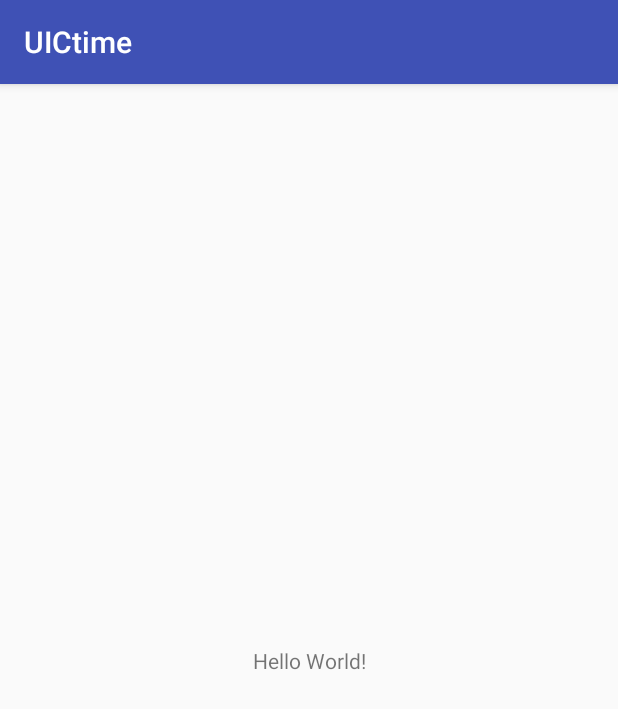
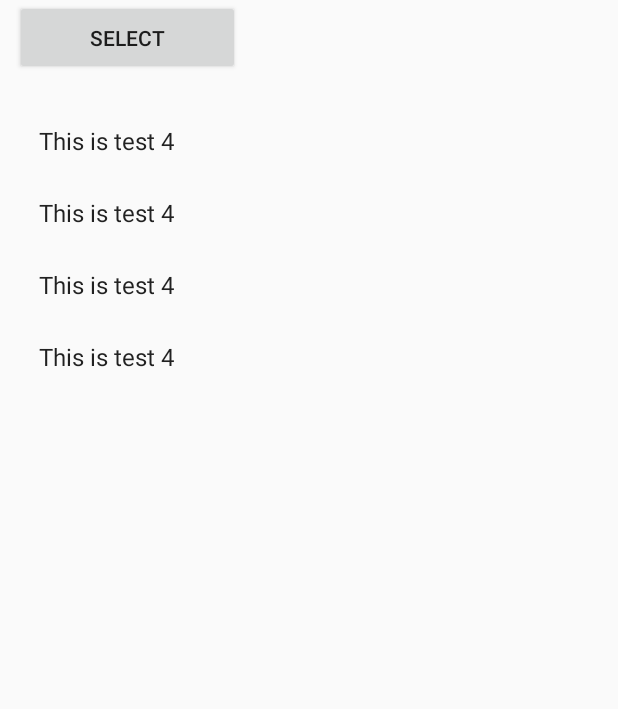
Before and after one commit to junlee91/uictime, an Android app: the screen it shows after launch (MainActivity before the commit, CourseListActivity after it), on a phone screen of 412 x 824 dp. Shown: the top 709 px of the screen. Run offline under Robolectric (Android 15) with nearby library versions, the phone set to English and light mode, and no system bars.

Commit message:
base set: single fragment activity

```diff
--- a/app/build.gradle
+++ b/app/build.gradle
@@ -20,11 +20,12 @@ android {
 }
 
 dependencies {
-    compile fileTree(dir: 'libs', include: ['*.jar'])
+    compile fileTree(include: ['*.jar'], dir: 'libs')
     androidTestCompile('com.android.support.test.espresso:espresso-core:2.2.2', {
         exclude group: 'com.android.support', module: 'support-annotations'
     })
     compile 'com.android.support:appcompat-v7:25.3.1'
     compile 'com.android.support.constraint:constraint-layout:1.0.2'
     testCompile 'junit:junit:4.12'
+    compile 'com.android.support:recyclerview-v7:25.3.1+'
 }
--- a/app/src/main/AndroidManifest.xml
+++ b/app/src/main/AndroidManifest.xml
@@ -1,6 +1,8 @@
 <?xml version="1.0" encoding="utf-8"?>
 <manifest xmlns:android="http://schemas.android.com/apk/res/android"
           package="com.sodastudio.uictime">
+
+    <uses-permission android:name="android.permission.INTERNET"/>
 
     <application
         android:allowBackup="true"
@@ -8,8 +10,8 @@
         android:label="@string/app_name"
         android:roundIcon="@mipmap/ic_launcher_round"
         android:supportsRtl="true"
-        android:theme="@style/AppTheme">
-        <activity android:name=".MainActivity">
+        android:theme="@style/AppTheme.NoActionBar">
+        <activity android:name=".CourseListActivity">
             <intent-filter>
                 <action android:name="android.intent.action.MAIN"/>
 
--- /dev/null
+++ b/app/src/main/java/com/sodastudio/uictime/CourseListActivity.java
@@ -0,0 +1,16 @@
+package com.sodastudio.uictime;
+
+import android.support.v4.app.Fragment;
+
+import com.sodastudio.uictime.ui.CourseListFragment;
+
+/**
+ * Created by Jun on 7/20/2017.
+ */
+
+public class CourseListActivity extends SingleFragmentActivity {
+    @Override
+    protected Fragment createFragment() {
+        return new CourseListFragment();
+    }
+}
--- a/app/src/main/java/com/sodastudio/uictime/MainActivity.java
+++ b/app/src/main/java/com/sodastudio/uictime/MainActivity.java
@@ -8,6 +8,6 @@ public class MainActivity extends AppCompatActivity {
     @Override
     protected void onCreate(Bundle savedInstanceState) {
         super.onCreate(savedInstanceState);
-        setContentView(R.layout.activity_main);
+        setContentView(R.layout.activity_fragment);
     }
 }
--- /dev/null
+++ b/app/src/main/java/com/sodastudio/uictime/SingleFragmentActivity.java
@@ -0,0 +1,32 @@
+package com.sodastudio.uictime;
+
+import android.os.Bundle;
+import android.support.annotation.Nullable;
+import android.support.v4.app.Fragment;
+import android.support.v4.app.FragmentActivity;
+import android.support.v4.app.FragmentManager;
+
+/**
+ * Created by Jun on 7/20/2017.
+ */
+
+public abstract class SingleFragmentActivity extends FragmentActivity {
+
+    protected abstract Fragment createFragment();
+
+    @Override
+    protected void onCreate(@Nullable Bundle savedInstanceState) {
+        super.onCreate(savedInstanceState);
+        setContentView(R.layout.activity_fragment);
+
+        FragmentManager fm = getSupportFragmentManager();
+        Fragment fragment = fm.findFragmentById(R.id.fragment_container);
+
+        if(fragment == null){
+            fragment = createFragment();
+            fm.beginTransaction()
+                    .add(R.id.fragment_container, fragment)
+                    .commit();
+        }
+    }
+}
--- /dev/null
+++ b/app/src/main/java/com/sodastudio/uictime/ui/CourseListFragment.java
@@ -0,0 +1,83 @@
+package com.sodastudio.uictime.ui;
+
+import android.os.Bundle;
+import android.support.v4.app.Fragment;
+import android.support.v7.widget.LinearLayoutManager;
+import android.support.v7.widget.RecyclerView;
+import android.view.LayoutInflater;
+import android.view.View;
+import android.view.ViewGroup;
+import android.widget.TextView;
+
+import com.sodastudio.uictime.R;
+
+/**
+ * Created by Jun on 7/20/2017.
+ */
+
+public class CourseListFragment extends Fragment {
+
+    private RecyclerView mRecyclerView;
+    private CourseAdapter mAdapter;
+
+    @Override
+    public View onCreateView(LayoutInflater inflater, ViewGroup container, Bundle savedInstanceState){
+
+        View view = inflater.inflate(R.layout.fragment_courselist, container, false);
+
+        mRecyclerView = (RecyclerView)view.findViewById(R.id.course_list_view);
+
+        mRecyclerView.setLayoutManager(new LinearLayoutManager(getActivity()));
+
+        updateUI();
+
+        return view;
+    }
+
+    private void updateUI(){
+
+        mAdapter = new CourseAdapter();
+        mRecyclerView.setAdapter(mAdapter);
+    }
+
+    private class CourseHolder extends RecyclerView.ViewHolder{
+
+        public TextView mCourseTextView;
+
+        public CourseHolder(View itemView){
+            super(itemView);
+
+            mCourseTextView = (TextView)itemView;
+        }
+    }
+
+    private class CourseAdapter extends RecyclerView.Adapter<CourseHolder>{
+
+        // private List<Course> mCourses;
+
+        @Override
+        public CourseHolder onCreateViewHolder(ViewGroup parent, int viewType) {
+
+            LayoutInflater layoutInflater = LayoutInflater.from(getActivity());
+            View view = layoutInflater
+                    .inflate(android.R.layout.simple_list_item_1, parent, false);
+
+            return new CourseHolder(view);
+        }
+
+        @Override
+        public void onBindViewHolder(CourseHolder holder, int position) {
+            holder.mCourseTextView.setText("This is test 1");
+            holder.mCourseTextView.setText("This is test 2");
+            holder.mCourseTextView.setText("This is test 3");
+            holder.mCourseTextView.setText("This is test 4");
+        }
+
+        @Override
+        public int getItemCount() {
+
+            return 4;
+        }
+
+    }
+}
--- /dev/null
+++ b/app/src/main/res/layout/activity_fragment.xml
@@ -0,0 +1,5 @@
+<FrameLayout xmlns:android="http://schemas.android.com/apk/res/android"
+             android:id="@+id/fragment_container"
+             android:layout_width="match_parent"
+             android:layout_height="match_parent"
+    />
--- a/app/src/main/res/layout/activity_main.xml
+++ /dev/null
@@ -1,19 +0,0 @@
-<?xml version="1.0" encoding="utf-8"?>
-<android.support.constraint.ConstraintLayout
-    xmlns:android="http://schemas.android.com/apk/res/android"
-    xmlns:app="http://schemas.android.com/apk/res-auto"
-    xmlns:tools="http://schemas.android.com/tools"
-    android:layout_width="match_parent"
-    android:layout_height="match_parent"
-    tools:context="com.sodastudio.uictime.MainActivity">
-
-    <TextView
-        android:layout_width="wrap_content"
-        android:layout_height="wrap_content"
-        android:text="Hello World!"
-        app:layout_constraintBottom_toBottomOf="parent"
-        app:layout_constraintLeft_toLeftOf="parent"
-        app:layout_constraintRight_toRightOf="parent"
-        app:layout_constraintTop_toTopOf="parent"/>
-
-</android.support.constraint.ConstraintLayout>
--- /dev/null
+++ b/app/src/main/res/layout/fragment_courselist.xml
@@ -0,0 +1,27 @@
+<?xml version="1.0" encoding="utf-8"?>
+<LinearLayout xmlns:android="http://schemas.android.com/apk/res/android"
+              android:orientation="vertical"
+              android:layout_width="match_parent"
+              android:layout_height="match_parent">
+
+    <Button
+        android:id="@+id/select_button"
+        android:layout_width="150dp"
+        android:layout_height="50dp"
+        android:text="@string/select_button"
+        android:layout_marginLeft="10dp"/>
+
+    <android.support.v7.widget.RecyclerView
+        android:id="@+id/course_list_view"
+        android:layout_width="match_parent"
+        android:layout_height="match_parent"
+        android:layout_marginTop="20dp"
+        android:layout_marginLeft="10dp"
+        android:layout_marginRight="10dp"
+        android:layout_marginBottom="10dp"
+        >
+
+
+    </android.support.v7.widget.RecyclerView>
+
+</LinearLayout>
--- a/app/src/main/res/values/strings.xml
+++ b/app/src/main/res/values/strings.xml
@@ -1,3 +1,4 @@
 <resources>
     <string name="app_name">UICtime</string>
+    <string name="select_button">Select</string>
 </resources>
--- a/app/src/main/res/values/styles.xml
+++ b/app/src/main/res/values/styles.xml
@@ -8,4 +8,9 @@
         <item name="colorAccent">@color/colorAccent</item>
     </style>
 
+    <style name="AppTheme.NoActionBar">
+        <item name="windowActionBar">false</item>
+        <item name="windowNoTitle">true</item>
+    </style>
+
 </resources>
```
Also changed, not shown: app/src/main/res/values/arrays.xml (added, +177 -0 lines).
